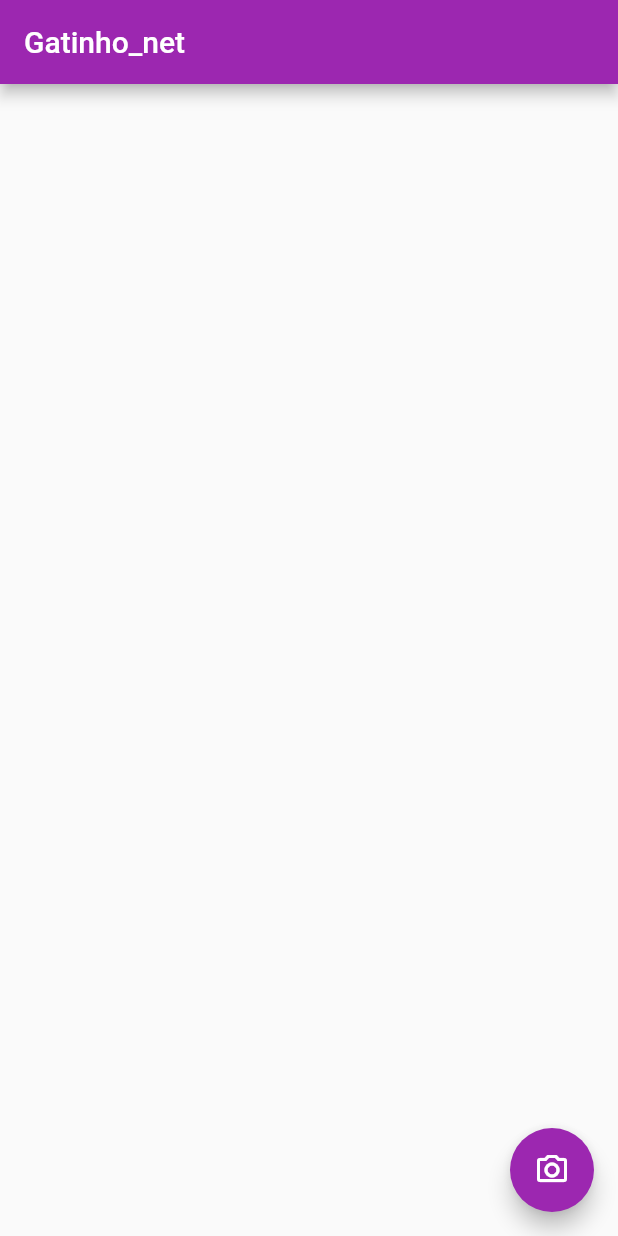
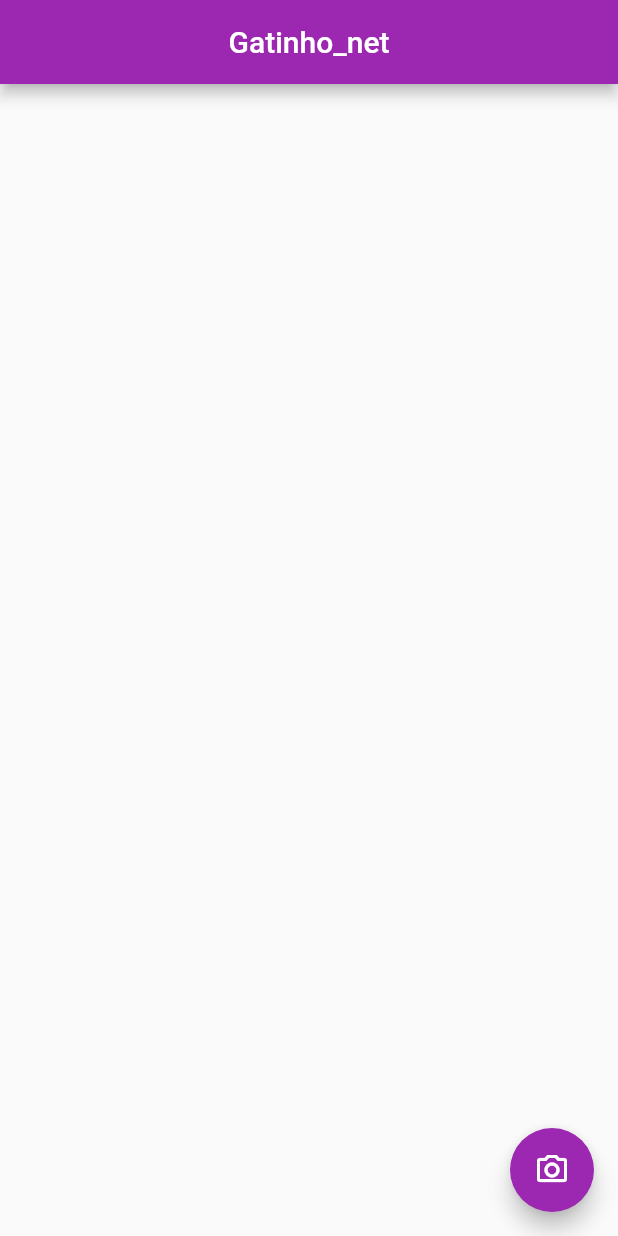
Before and after one commit to luanaccampos/cat_detector, a Flutter app: the screen it shows after launch, on a phone screen of 412 x 824 dp. Run offline on Flutter 3.47's test engine with Material 2 defaults, Android fonts, the phone set to English and light mode, and no system bars; our stand-ins replace image_picker.

Commit message:
bb update

```diff
--- a/lib/main.dart
+++ b/lib/main.dart
@@ -40,14 +40,23 @@ class _HomeState extends State<Home> {
     }
   }
 
-  Widget drawBoxes(Size size) {
-    if (r.isEmpty) return Container();
+  List<Widget> drawBoxes(Size size) {
+    List<Widget> l = [];
+    if (r.isEmpty) return l;
 
+    l.add(Container(child: img));
+
+    int i = 0;
+
+    while (i < r.length) {
       double factorX = size.width;
-    double factorY = r[0] / r[0] * size.width;
-    double x = r[1], y = r[2], w = r[3] - r[1], h = r[4] - r[2];
+      double factorY = r[i] / r[i] * size.width;
+      double x = r[i + 1],
+          y = r[i + 2],
+          w = r[i + 3] - r[i + 1],
+          h = r[i + 4] - r[i + 2];
 
-    return Positioned(
+      l.add(Positioned(
         left: x * factorX,
         top: y * factorY,
         width: w * factorX,
@@ -59,7 +68,12 @@ class _HomeState extends State<Home> {
             width: 3,
           )),
         ),
-    );
+      ));
+
+      i += 5;
+    }
+
+    return l;
   }
 
   @override
@@ -68,14 +82,10 @@ class _HomeState extends State<Home> {
       appBar: AppBar(
         backgroundColor: Colors.purple,
         title: const Text('Gatinho_net'),
+        centerTitle: true,
       ),
       body: Stack(
-        children: [
-          Container(
-            child: img,
-          ),
-          drawBoxes(MediaQuery.of(context).size),
-        ],
+        children: drawBoxes(MediaQuery.of(context).size),
       ),
       floatingActionButton: FloatingActionButton(
         backgroundColor: Colors.purple,
@@ -88,34 +98,3 @@ class _HomeState extends State<Home> {
     );
   }
 }
-
-/*class OpenPainter extends CustomPainter {
-  List p = [];
-  late Image image;
-
-  @override
-  void paint(Canvas canvas, Size size) {
-    var paint1 = Paint()
-      ..color = Colors.yellowAccent
-      ..style = PaintingStyle.stroke
-      ..strokeWidth = 4.0;
-
-    log("${size.width} ${size.height}");
-
-    if (p.isNotEmpty) {
-      log("${size.width} ${size.height}");
-      canvas.drawRect(
-          Offset(p[0] * size.width, p[1] * size.height) &
-              Size((p[2] - p[0]) * size.width, (p[3] - p[1]) * size.height),
-          paint1);
-      canvas.drawImage(image, Offset.zero, paint1);
-    }
-  }
-
-  @override
-  bool shouldRepaint(CustomPainter oldDelegate) => true;
-
-  void set(List P) {
-    p = P;
-  }
-}*/
```
Also changed, not shown: 3 other files. Lines whose indentation alone changed are shown as unchanged.
